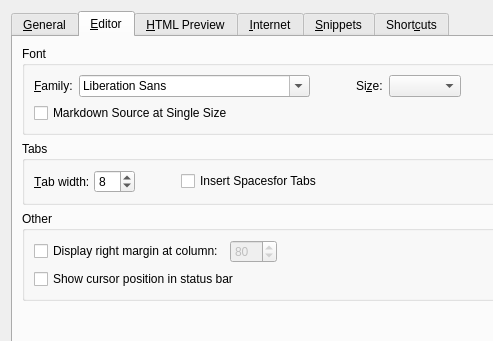
Qt form app/optionsdialog.ui (cloose/CuteMarkEd) before a commit; both pictures show x 0 to 493 and y 0 to 341 of the 700 by 500 pixel window.
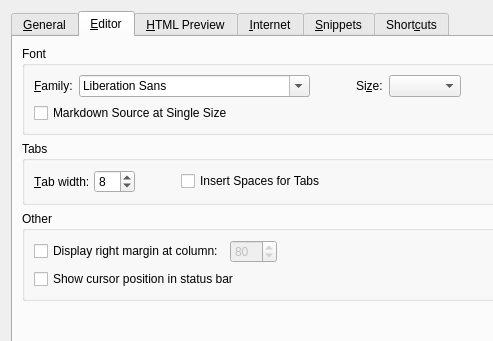
The same form after that commit. The open tabs and pages were chosen to show the change.

What changed in the file:
```diff
--- a/app/optionsdialog.ui
+++ b/app/optionsdialog.ui
@@ -212,7 +212,7 @@
           <item>
            <widget class="QCheckBox" name="spacesForTabsCheckBox">
             <property name="text">
-             <string>Insert Spacesfor Tabs</string>
+             <string>Insert Spaces for Tabs</string>
             </property>
            </widget>
           </item>
```
